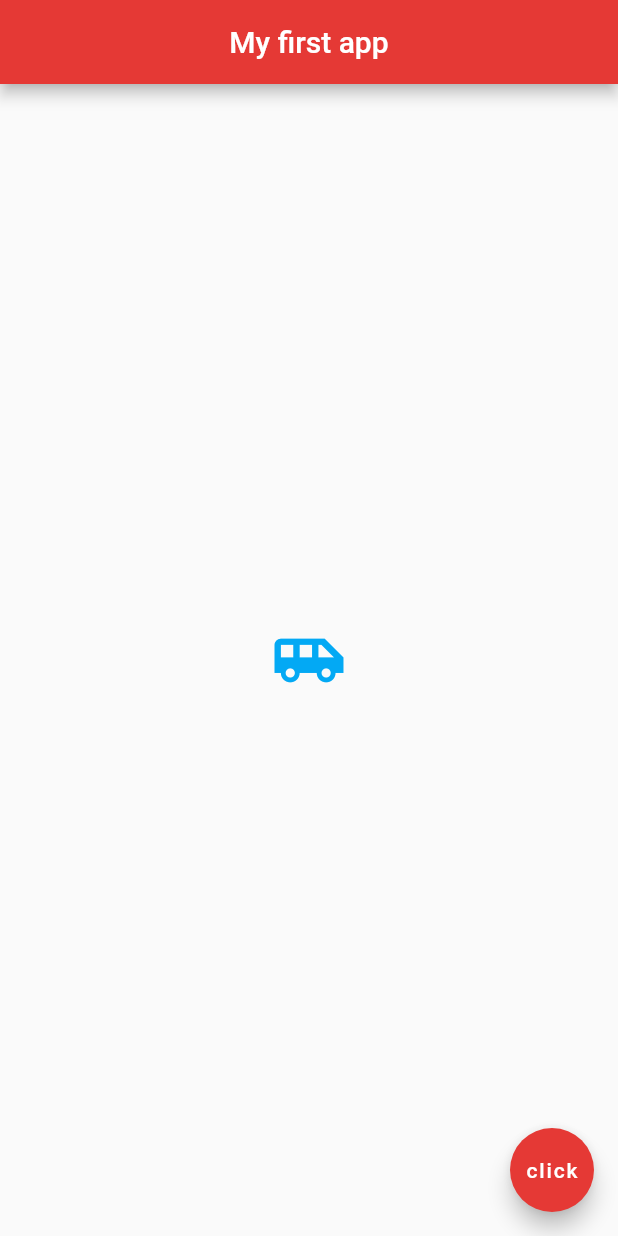
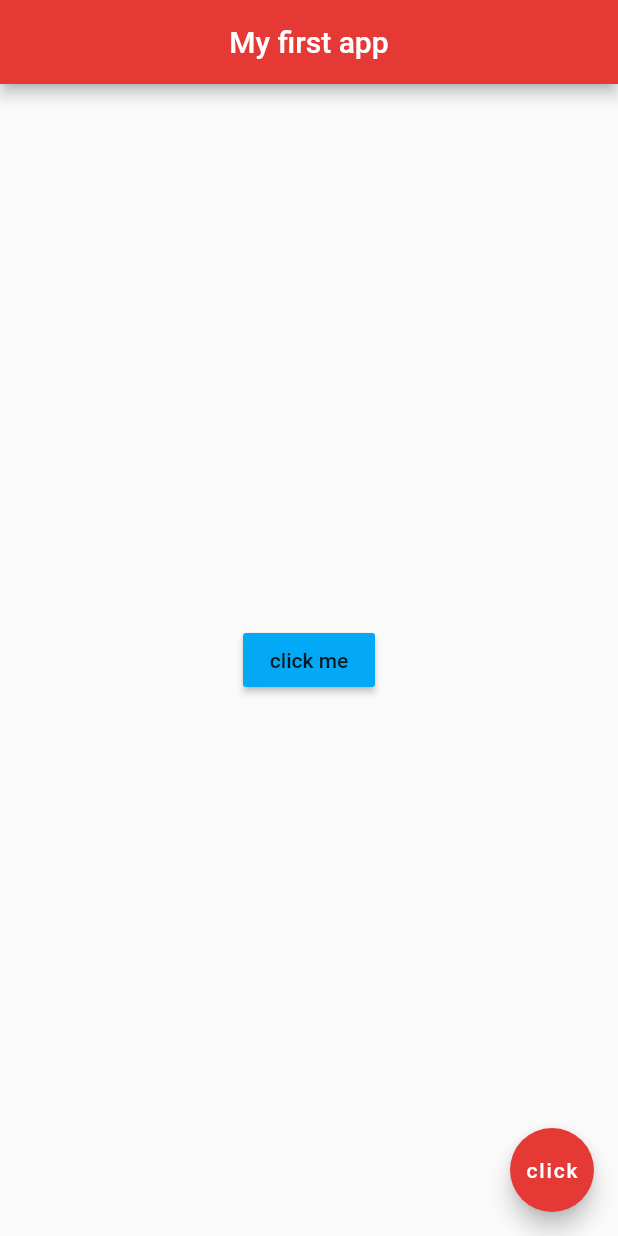
Before and after one commit to tygore587/flutterTutorial, a Flutter app: the screen it shows after launch, on a phone screen of 412 x 824 dp. Run offline on Flutter 3.47's test engine with Material 2 defaults, Android fonts, the phone set to English and light mode, and no system bars.

Commit message:
RaisedButton

```diff
--- a/lib/main.dart
+++ b/lib/main.dart
@@ -12,10 +12,10 @@ class Home extends StatelessWidget {
         backgroundColor: Colors.red[600],
       ),
       body: Center(
-          child: Icon(
-            Icons.airport_shuttle,
+          child: RaisedButton(
+            onPressed: () {},
+            child: Text('click me'),
             color: Colors.lightBlue,
-            size: 50.0,
           )
       ),
       floatingActionButton: FloatingActionButton(
```
